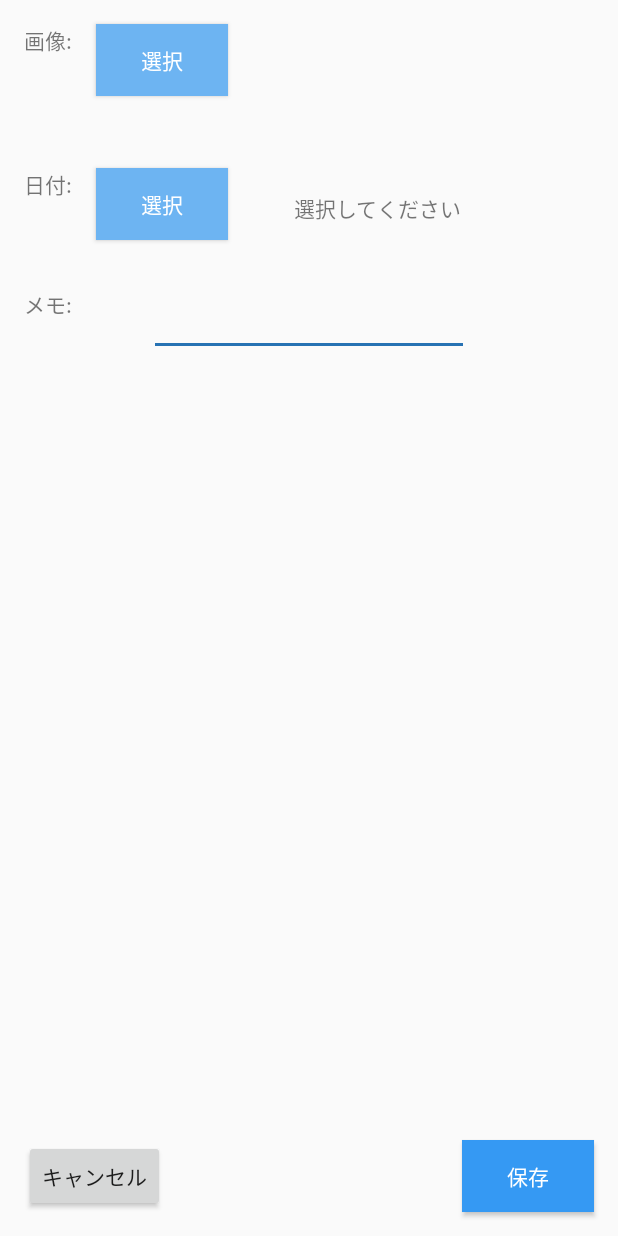
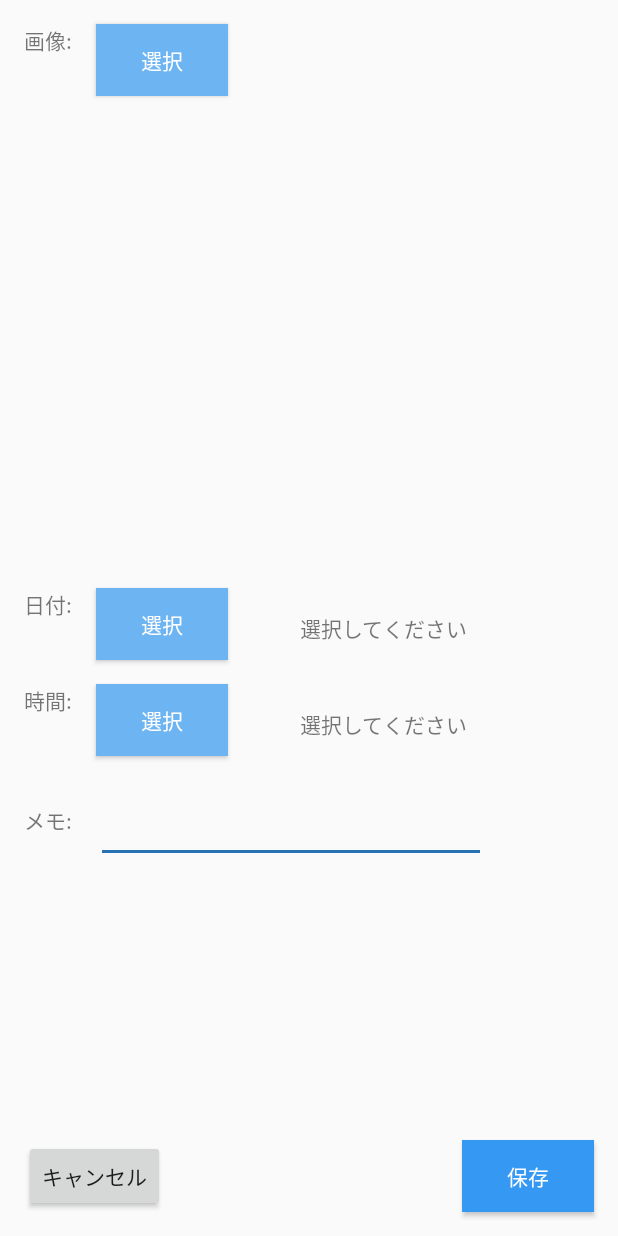
Before and after one commit to musyu36/PhotoTree, an Android app: the AddPhotoActivity screen opened directly, with no data from a screen before it, on a phone screen of 412 x 824 dp. Run offline under Robolectric (Android 15) with nearby library versions, the phone set to English and light mode, and no system bars.

Commit message:
TimePickerを追加

```diff
--- a/app/build.gradle
+++ b/app/build.gradle
@@ -9,7 +9,7 @@ android {
     buildToolsVersion "29.0.2"
     defaultConfig {
         applicationId "com.example.photopractice"
-        minSdkVersion 19
+        minSdkVersion 24
         targetSdkVersion 29
         versionCode 1
         versionName "1.0"
--- a/app/src/main/java/com/example/photopractice/Adapters.kt
+++ b/app/src/main/java/com/example/photopractice/Adapters.kt
@@ -66,11 +66,7 @@ class PhotoAdapter(mCtx: Context, val photos: List<Photo>): RecyclerView.Adapter
         val photo: Photo = photos[position]
         holder.txtPhotoMemo.text = photo.memo
         holder.txtPhotoDate.text = photo.date
-        Log.v("###" , "before setImageBitmap")
-        Log.v("###" , "photo.image.size " + photo.image?.size.toString())
-        Log.v("###", "imgPhotoImage")
         holder.imgPhotoImage.setImageBitmap(getImage(photo.image))
-        Log.v("###" , "after setImageBitmap")
 
         holder.itemView.setOnClickListener{
             listener?.invoke(photo._photoID)
@@ -85,7 +81,6 @@ class PhotoAdapter(mCtx: Context, val photos: List<Photo>): RecyclerView.Adapter
 
     // convert from byte array to bitmap
     fun getImage(image: ByteArray?): Bitmap? {
-        Log.v("###" , "in getImage")
         return BitmapFactory.decodeByteArray(image, 0, image!!.size)
     }
 
--- a/app/src/main/java/com/example/photopractice/PhotoEditActivity.kt
+++ b/app/src/main/java/com/example/photopractice/PhotoEditActivity.kt
@@ -5,10 +5,13 @@ import androidx.appcompat.app.AppCompatActivity
 import android.os.Bundle
 import android.util.Log
 import android.view.MenuItem
+import android.view.View
 import androidx.recyclerview.widget.LinearLayoutManager
 import androidx.recyclerview.widget.RecyclerView
+import kotlinx.android.synthetic.main.activity_add_folder.view.*
 import kotlinx.android.synthetic.main.activity_main.*
 import kotlinx.android.synthetic.main.activity_photo_edit.*
+import kotlinx.android.synthetic.main.lo_photos.*
 
 class PhotoEditActivity : AppCompatActivity() {
 
@@ -25,7 +28,6 @@ class PhotoEditActivity : AppCompatActivity() {
         if(folderId != -1){
                 val folder = MainActivity.dbHandler.getFolder(this, folderId)
                 textFolderName.setText(folder.folderName)
-
         }
 
         //写真追加
--- a/app/src/main/res/layout/activity_add_photo.xml
+++ b/app/src/main/res/layout/activity_add_photo.xml
@@ -31,7 +31,7 @@
     <ScrollView
         android:layout_width="match_parent"
         android:layout_height="match_parent"
-        android:layout_marginBottom="64dp"
+        android:layout_marginBottom="72dp"
         app:layout_constraintBottom_toBottomOf="parent"
         app:layout_constraintEnd_toEndOf="parent"
         app:layout_constraintStart_toStartOf="parent"
@@ -62,12 +62,12 @@
                 android:layout_marginTop="32dp"
                 android:text="@string/memo"
                 app:layout_constraintStart_toStartOf="parent"
-                app:layout_constraintTop_toBottomOf="@+id/btnSelectDate" />
+                app:layout_constraintTop_toBottomOf="@+id/btnSelectTime" />
 
             <ImageView
                 android:id="@+id/editImage"
-                android:layout_width="wrap_content"
-                android:layout_height="wrap_content"
+                android:layout_width="280dp"
+                android:layout_height="280dp"
                 android:layout_marginTop="16dp"
                 android:scrollbarAlwaysDrawVerticalTrack="true"
                 app:layout_constraintEnd_toEndOf="parent"
@@ -87,24 +87,34 @@
 
             <EditText
                 android:id="@+id/editMemo"
-                android:layout_width="wrap_content"
-                android:layout_height="wrap_content"
+                android:layout_width="260dp"
+                android:layout_height="39dp"
+                android:layout_marginStart="16dp"
                 android:autofillHints=""
                 android:ems="10"
                 android:inputType="textMultiLine"
-                app:layout_constraintEnd_toEndOf="parent"
-                app:layout_constraintStart_toStartOf="parent"
+                app:layout_constraintStart_toEndOf="@+id/textView2"
                 app:layout_constraintTop_toTopOf="@+id/textView2" />
 
             <TextView
                 android:id="@+id/editDate"
                 android:layout_width="wrap_content"
                 android:layout_height="wrap_content"
-                android:layout_marginStart="44dp"
+                android:layout_marginStart="48dp"
                 android:layout_marginTop="16dp"
                 android:text="@string/none"
                 app:layout_constraintStart_toEndOf="@+id/btnSelectDate"
                 app:layout_constraintTop_toTopOf="@+id/btnSelectDate" />
+
+            <TextView
+                android:id="@+id/editTime"
+                android:layout_width="wrap_content"
+                android:layout_height="wrap_content"
+                android:layout_marginStart="48dp"
+                android:layout_marginTop="16dp"
+                android:text="@string/none"
+                app:layout_constraintStart_toEndOf="@+id/btnSelectTime"
+                app:layout_constraintTop_toTopOf="@+id/btnSelectTime" />
 
             <Button
                 android:id="@+id/btnSelectDate"
@@ -118,6 +128,18 @@
                 app:layout_constraintStart_toEndOf="@+id/textView3"
                 app:layout_constraintTop_toTopOf="@+id/textView3" />
 
+            <Button
+                android:id="@+id/btnSelectTime"
+                android:layout_width="wrap_content"
+                android:layout_height="wrap_content"
+                android:layout_marginStart="16dp"
+                android:background="@color/btn_color"
+                android:onClick="showTimePickerDialog"
+                android:text="@string/select"
+                android:textColor="@android:color/background_light"
+                app:layout_constraintStart_toEndOf="@+id/textView3"
+                app:layout_constraintTop_toTopOf="@+id/textView7" />
+
             <TextView
                 android:id="@+id/textView3"
                 android:layout_width="wrap_content"
@@ -127,6 +149,16 @@
                 android:text="@string/date"
                 app:layout_constraintStart_toStartOf="parent"
                 app:layout_constraintTop_toBottomOf="@+id/editImage" />
+
+            <TextView
+                android:id="@+id/textView7"
+                android:layout_width="wrap_content"
+                android:layout_height="wrap_content"
+                android:layout_marginStart="16dp"
+                android:layout_marginTop="16dp"
+                android:text="@string/time"
+                app:layout_constraintStart_toStartOf="parent"
+                app:layout_constraintTop_toBottomOf="@+id/btnSelectDate" />
         </androidx.constraintlayout.widget.ConstraintLayout>
     </ScrollView>
 
--- a/app/src/main/res/values/strings.xml
+++ b/app/src/main/res/values/strings.xml
@@ -18,4 +18,5 @@
     <string name="imgPhotoImage">imgPhotoImage</string>
     <string name="folders">フォルダ一覧</string>
     <string name="title_limit">タイトル: (15文字以下)</string>
+    <string name="time">時間:</string>
 </resources>
```
Also changed, not shown: app/src/main/java/com/example/photopractice/AddPhotoActivity.kt (+19 -16 lines), app/src/main/java/com/example/photopractice/DBHandler.kt (+0 -10 lines), app/src/main/java/com/example/photopractice/TimePick.kt (added, +29 -0 lines).
